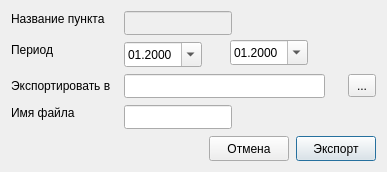
This is excelexportdialog.ui in The-Zealot/WBScheduleManager as Qt 5 draws it before an edit. The edited form follows.
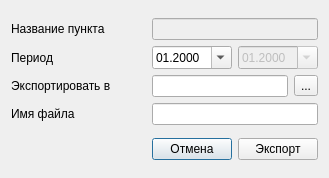
This is the edited form.

```diff
--- a/excelexportdialog.ui
+++ b/excelexportdialog.ui
@@ -6,146 +6,86 @@
    <rect>
     <x>0</x>
     <y>0</y>
-    <width>387</width>
-    <height>172</height>
+    <width>329</width>
+    <height>178</height>
    </rect>
   </property>
   <property name="windowTitle">
    <string>Экспортировать в книгу Excel</string>
   </property>
+  <layout class="QGridLayout" name="gridLayout">
+   <item row="0" column="0">
+    <layout class="QVBoxLayout" name="verticalLayout_2">
+     <item>
   <widget class="QLabel" name="label">
-   <property name="geometry">
-    <rect>
-     <x>11</x>
-     <y>11</y>
-     <width>99</width>
-     <height>16</height>
-    </rect>
-   </property>
    <property name="text">
     <string>Название пункта</string>
    </property>
   </widget>
+     </item>
+     <item>
   <widget class="QLabel" name="label_2">
-   <property name="geometry">
-    <rect>
-     <x>11</x>
-     <y>42</y>
-     <width>43</width>
-     <height>16</height>
-    </rect>
-   </property>
    <property name="text">
     <string>Период</string>
    </property>
   </widget>
+     </item>
+     <item>
   <widget class="QLabel" name="label_3">
-   <property name="geometry">
-    <rect>
-     <x>11</x>
-     <y>74</y>
-     <width>99</width>
-     <height>24</height>
-    </rect>
-   </property>
    <property name="text">
     <string>Экспортировать в</string>
    </property>
   </widget>
-  <widget class="QLineEdit" name="editFolderPath">
-   <property name="geometry">
-    <rect>
-     <x>124</x>
-     <y>74</y>
-     <width>201</width>
-     <height>24</height>
-    </rect>
-   </property>
-  </widget>
-  <widget class="QToolButton" name="toolButtonBrowse">
-   <property name="geometry">
-    <rect>
-     <x>348</x>
-     <y>74</y>
-     <width>28</width>
-     <height>23</height>
-    </rect>
-   </property>
-   <property name="text">
-    <string>...</string>
-   </property>
-  </widget>
-  <widget class="QPushButton" name="buttonSubmit">
-   <property name="geometry">
-    <rect>
-     <x>296</x>
-     <y>136</y>
-     <width>80</width>
-     <height>25</height>
-    </rect>
-   </property>
-   <property name="text">
-    <string>Экспорт</string>
-   </property>
-  </widget>
+     </item>
+     <item>
   <widget class="QLabel" name="label_4">
-   <property name="geometry">
-    <rect>
-     <x>11</x>
-     <y>105</y>
-     <width>65</width>
-     <height>16</height>
-    </rect>
-   </property>
    <property name="text">
     <string>Имя файла</string>
    </property>
   </widget>
-  <widget class="QLineEdit" name="editFileName">
-   <property name="geometry">
-    <rect>
-     <x>124</x>
-     <y>105</y>
-     <width>108</width>
-     <height>24</height>
-    </rect>
-   </property>
-  </widget>
+     </item>
+    </layout>
+   </item>
+   <item row="1" column="0">
+    <spacer name="horizontalSpacer">
+     <property name="orientation">
+      <enum>Qt::Horizontal</enum>
+     </property>
+     <property name="sizeHint" stdset="0">
+      <size>
+       <width>130</width>
+       <height>20</height>
+      </size>
+     </property>
+    </spacer>
+   </item>
+   <item row="1" column="1">
   <widget class="QPushButton" name="buttonCancel">
-   <property name="geometry">
-    <rect>
-     <x>209</x>
-     <y>136</y>
-     <width>80</width>
-     <height>25</height>
-    </rect>
-   </property>
    <property name="text">
     <string>Отмена</string>
    </property>
   </widget>
+   </item>
+   <item row="1" column="2">
+    <widget class="QPushButton" name="buttonSubmit">
+     <property name="text">
+      <string>Экспорт</string>
+     </property>
+    </widget>
+   </item>
+   <item row="0" column="1" colspan="2">
+    <layout class="QVBoxLayout" name="verticalLayout">
+     <item>
   <widget class="QLineEdit" name="editPointName">
    <property name="enabled">
     <bool>false</bool>
    </property>
-   <property name="geometry">
-    <rect>
-     <x>124</x>
-     <y>11</y>
-     <width>108</width>
-     <height>24</height>
-    </rect>
-   </property>
-  </widget>
+      </widget>
+     </item>
+     <item>
+      <layout class="QHBoxLayout" name="horizontalLayout_2">
+       <item>
   <widget class="QDateEdit" name="dateEditLeftBound">
-   <property name="geometry">
-    <rect>
-     <x>124</x>
-     <y>42</y>
-     <width>78</width>
-     <height>25</height>
-    </rect>
-   </property>
    <property name="correctionMode">
     <enum>QAbstractSpinBox::CorrectToNearestValue</enum>
    </property>
@@ -166,14 +106,11 @@
     <bool>true</bool>
    </property>
   </widget>
+       </item>
+       <item>
   <widget class="QDateEdit" name="dateEditRightBound">
-   <property name="geometry">
-    <rect>
-     <x>230</x>
-     <y>40</y>
-     <width>78</width>
-     <height>25</height>
-    </rect>
+         <property name="enabled">
+          <bool>false</bool>
    </property>
    <property name="correctionMode">
     <enum>QAbstractSpinBox::CorrectToNearestValue</enum>
@@ -195,6 +132,29 @@
     <bool>true</bool>
    </property>
   </widget>
+       </item>
+      </layout>
+     </item>
+     <item>
+      <layout class="QHBoxLayout" name="horizontalLayout">
+       <item>
+        <widget class="QLineEdit" name="editFolderPath"/>
+       </item>
+       <item>
+        <widget class="QToolButton" name="toolButtonBrowse">
+         <property name="text">
+          <string>...</string>
+         </property>
+        </widget>
+       </item>
+      </layout>
+     </item>
+     <item>
+      <widget class="QLineEdit" name="editFileName"/>
+     </item>
+    </layout>
+   </item>
+  </layout>
  </widget>
  <resources/>
  <connections/>
```
Lines whose indentation alone changed are shown as unchanged.
